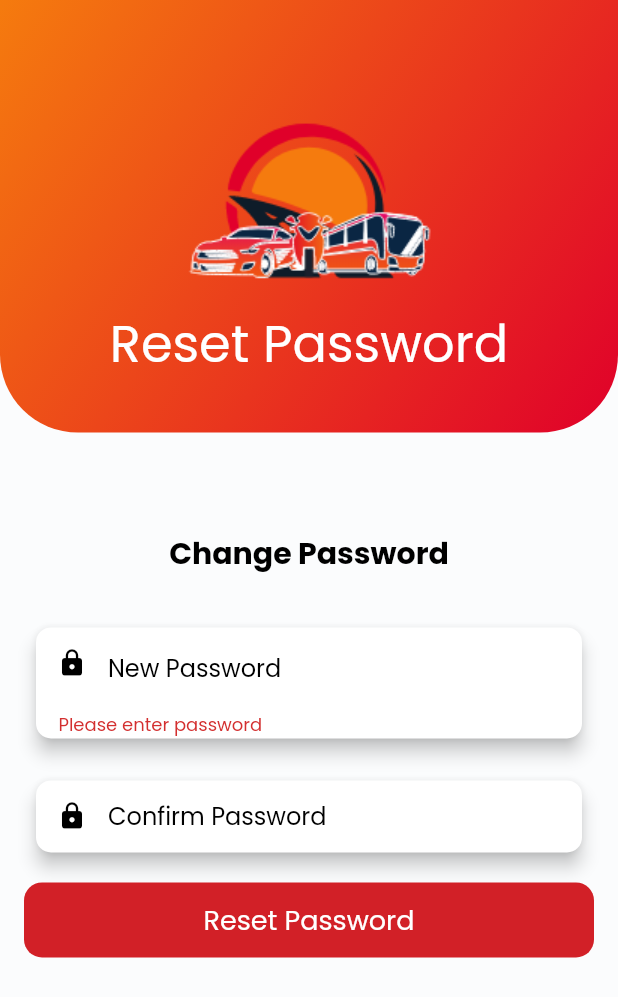
After one commit to yogendralalphawizz/Comfort__Tour_Travels, a Flutter app: the ResetPassword screen opened directly, after a tap on "Reset Password", on a phone screen of 412 x 824 dp. The commit adds this screen. Shown: the top 997 px of the screen. Run offline on Flutter 3.47's test engine with Material 3 defaults, Android fonts, the phone set to English and light mode, and no system bars; our stand-ins replace carousel_slider, curved_labeled_navigation_bar, date_field, email_validator, firebase_core, firebase_messaging and 14 more; missing offline and left inert: animation_wrappers, geocode, google_maps_place_picker_mb, razorpay_flutter, upi_pay_x; accounts and stored records are empty; network calls fail.

Commit message:
otp module complete and new feedbacks done.

```diff
--- /dev/null
+++ b/lib/Auth/Reset_Password/resetPassword_ui.dart
@@ -0,0 +1,183 @@
+import 'dart:developer';
+
+import 'package:flutter/material.dart';
+import 'package:fluttertoast/fluttertoast.dart';
+import 'package:quick_pay/Auth/Login/UI/login_page.dart';
+import 'package:quick_pay/Auth/Login/UI/login_ui.dart';
+import 'package:quick_pay/Config/ApiBaseHelper.dart';
+import 'package:quick_pay/Config/common.dart';
+import 'package:quick_pay/Config/constant.dart';
+import 'package:quick_pay/Theme/colors.dart';
+import 'package:quick_pay/generated/assets.dart';
+
+class ResetPassword extends StatefulWidget {
+  const ResetPassword({Key? key,this.mobile}) : super(key: key);
+final String? mobile;
+  @override
+  State<ResetPassword> createState() => _ResetPasswordState();
+}
+
+class _ResetPasswordState extends State<ResetPassword> {
+  TextEditingController passwordC = TextEditingController();
+  TextEditingController confirmPasswordC = TextEditingController();
+  final _formKey = GlobalKey<FormState>();
+
+  @override
+  Widget build(BuildContext context) {
+    return Scaffold(
+      body: SingleChildScrollView(
+        child: Form(
+          key: _formKey,
+          child: Column(children: [
+          Container(
+            width: getWidth(100, context),
+            height: getHeight(35, context),
+            decoration: BoxDecoration(
+                gradient: commonGradient(),
+                borderRadius: BorderRadius.only(
+                  bottomLeft: Radius.circular(52),
+                  bottomRight: Radius.circular(52),
+                )),
+            child: Column(
+              mainAxisAlignment: MainAxisAlignment.end,
+              children: [
+                Image.asset(Assets.assetsHomeLogo),
+                Text(
+                  "Reset Password",
+                  style: Theme.of(context)
+                      .textTheme
+                      .headlineMedium!
+                      .copyWith(color: Colors.white),
+                ),
+                boxHeight(4, context),
+              ],
+            ),
+          ),
+          boxHeight(3, context),
+
+          boxHeight(5, context),
+          Text("Change Password",style: TextStyle(color: blackColor,fontSize: 20,fontWeight: FontWeight.bold),),
+          // SizedBox(height: 45,),
+          SizedBox(height: 20,),
+          Padding(
+            padding: EdgeInsets.symmetric(
+                horizontal: 20, vertical: 10),
+            child: Card(
+              shape:RoundedRectangleBorder(borderRadius: BorderRadius.circular(10)),
+              elevation: 5,
+              child: Center(
+                child: TextFormField(
+                  validator: (value) {
+                    if (value == null || value.isEmpty) {
+                      return 'Please enter password';
+                    }
+                    return null;
+                  },
+                  controller: passwordC,
+                  keyboardType: TextInputType.text,
+                  decoration: InputDecoration(
+                    border: InputBorder.none,
+                    counterText: "",
+                    contentPadding:
+                    EdgeInsets.only(left: 15, top: 15),
+                    hintText: "New Password",hintStyle: TextStyle(color: blackColor),
+                    prefixIcon: Icon(
+                      Icons.lock,
+                      color: blackColor,
+                      size: 20,
+                    ),
+                  ),
+                ),
+              ),
+            ),
+          ),
+          SizedBox(height: 10,),
+          Padding(
+            padding: EdgeInsets.symmetric(
+                horizontal: 20, vertical: 0),
+            child: Card(
+              shape:RoundedRectangleBorder(borderRadius: BorderRadius.circular(10)),
+              elevation: 5,
+              child: Center(
+                child: TextFormField(
+                  validator: (value) {
+                    if (value! != passwordC.text) {
+                      return 'Password does not match.';
+                    }
+
+                  },
+                  controller: confirmPasswordC,
+                  keyboardType: TextInputType.text,
+                  maxLength: 10,
+                  decoration: InputDecoration(
+                    border: InputBorder.none,
+                    counterText: "",
+                    hintText: "Confirm Password",hintStyle: TextStyle(color: blackColor),
+                    prefixIcon: Icon(
+                      Icons.lock,
+                      color: blackColor,
+                      size: 20,
+                    ),
+                  ),
+                ),
+              ),
+            ),
+          ),
+          Padding(
+            padding: const EdgeInsets.all(16.0),
+            child: InkWell(
+                onTap: () {
+                  if (_formKey.currentState!.validate()) {
+                    //registerUser();
+                    resetPassword();
+                  } else {
+                    print('_____');
+                    setState((){
+                      //isLoading = false;
+                    });
+                    ///Fluttertoast.showToast(msg: "Enter Correct Credentials!!");
+                    //ScaffoldMessenger.of(context).showSnackBar(SnackBar(content: Text("Enter Correct Credentials!")));
+                  }
+                },
+                child: Container(
+                  height: 50,
+                  width: MediaQuery.of(context).size.width,
+                  decoration: BoxDecoration(
+                      borderRadius: BorderRadius.circular(12),
+                      gradient: LinearGradient(
+                          begin: Alignment.topLeft,
+                          end: Alignment.bottomRight,
+                          colors: [primary, primary],
+                          stops: [0, 1]),
+                      color: primary),
+                  child: Center(
+                      child: /*isLoading ==*/ false ? CircularProgressIndicator():Text("Reset Password",
+                          style: TextStyle(
+                              fontSize: 18, color: Colors.white))),
+                )),
+          ),
+                ],),
+        ),),
+    );
+  }
+
+  ApiBaseHelper apiBaseHelper = ApiBaseHelper();
+  void resetPassword()async{
+    try{
+      await App.init();
+      Map param = {
+        "new_password":passwordC.text,
+        "mobile":widget.mobile,
+      };
+      var response = await apiBaseHelper.postAPICall(Uri.parse("${baseUrl}reset_password"), param);
+
+      setSnackBar(response['message'], context);
+      Navigator.pushReplacement(context, MaterialPageRoute(builder: (context) => LoginUI(),));
+    }catch(e){
+
+    }finally{
+
+    }
+  }
+
+}
--- a/lib/BottomNavigation/Home/Pages/passenger_information.dart
+++ b/lib/BottomNavigation/Home/Pages/passenger_information.dart
@@ -42,7 +42,7 @@ class PassengerInformation extends StatefulWidget {
       this.dropping,
       this.travelsName,
       this.seatNoList,
-      this.timeFrom, this.timeTo})
+      this.timeFrom,this.suTotal, this.timeTo})
       : super(key: key);
 
   final String? cityFromAndTo,
@@ -53,7 +53,7 @@ class PassengerInformation extends StatefulWidget {
       date,
       busId,
 
-      amount;
+      amount, suTotal;
   final StopageData? boarding,dropping;
   final List <String>? seatNoList ;
 
--- a/lib/model/booking_model.dart
+++ b/lib/model/booking_model.dart
@@ -170,9 +170,11 @@ class BusDetail {
   String? createdAt;
   String? driverId;
   String? driverName;
+  String? driverMobile;
 
   BusDetail(
       {this.id,
+        this.driverMobile,
         this.name,
         this.busType,
         this.seatType,
@@ -194,6 +196,7 @@ class BusDetail {
 
   BusDetail.fromJson(Map<String, dynamic> json) {
     id = json['id'];
+    driverMobile = json['mobile_number'];
     name = json['name'];
     busType = json['bus_type'];
     seatType = json['seat_type'];
--- a/lib/splash/login_screen.dart
+++ b/lib/splash/login_screen.dart
@@ -1,6 +1,7 @@
 import 'package:flutter/gestures.dart';
 import 'package:flutter/material.dart';
 import 'package:flutter/services.dart';
+import 'package:quick_pay/Auth/Verification/UI/VerifyOtp.dart';
 import 'package:quick_pay/BottomNavigation/bottom_navigation.dart';
 import 'package:quick_pay/Config/ApiBaseHelper.dart';
 import 'package:quick_pay/Config/colors.dart';
@@ -150,6 +151,7 @@ class _LoginScreenState extends State<LoginScreen> {
                               TextButton(
                                 onPressed: (){
                                   Navigator.push(context, MaterialPageRoute(builder: (context)=>ForgotScreen()));
+
                                 },
                                 child: Text(
                                   "Forgot Password ?",
--- a/pubspec.yaml
+++ b/pubspec.yaml
@@ -39,6 +39,7 @@ dependencies:
   flutter_html: 3.0.0-beta.2
   flutter_rating_bar: ^4.0.1
   date_field: ^3.0.0
+  email_validator: ^2.1.17
   intl: ^0.18.1
   upi_pay_x:
 #  easy_upi_payment: ^0.1.5
```
Also changed, not shown: lib/Auth/Verification/UI/VerifyOtp.dart (+92 -100 lines), lib/Booking/booking_List.dart (+10 -1 lines), lib/splash/booking_screen.dart (+7 -1 lines), lib/splash/forgot_screen.dart (+43 -13 lines), lib/splash/vehicle_detail_screen.dart (+6 -5 lines), pubspec.lock.
